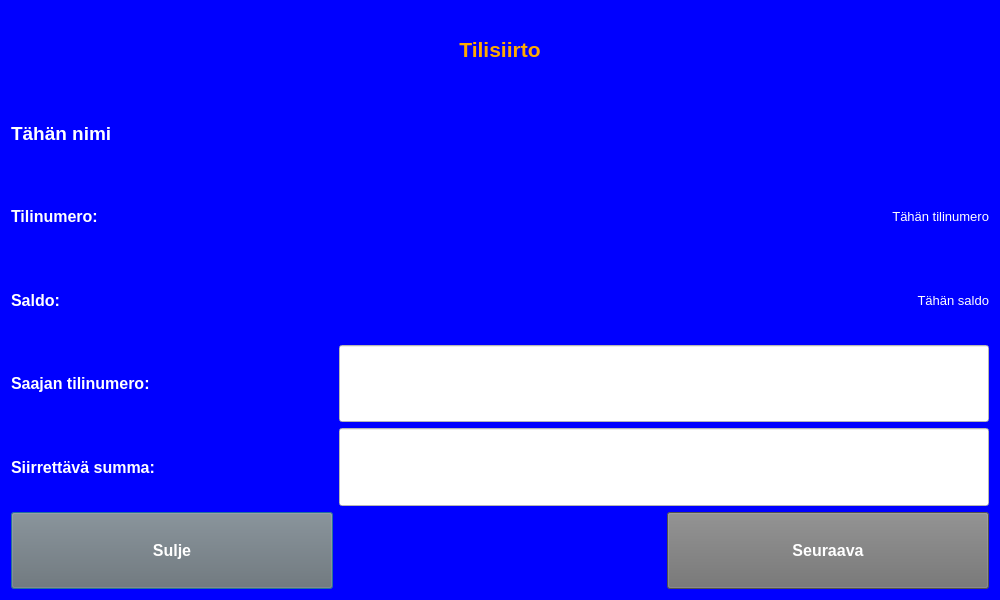
This is BankEXE/transferdialog.ui in Akllu/BankSimul as Qt 5 draws it before an edit. The edited form follows.
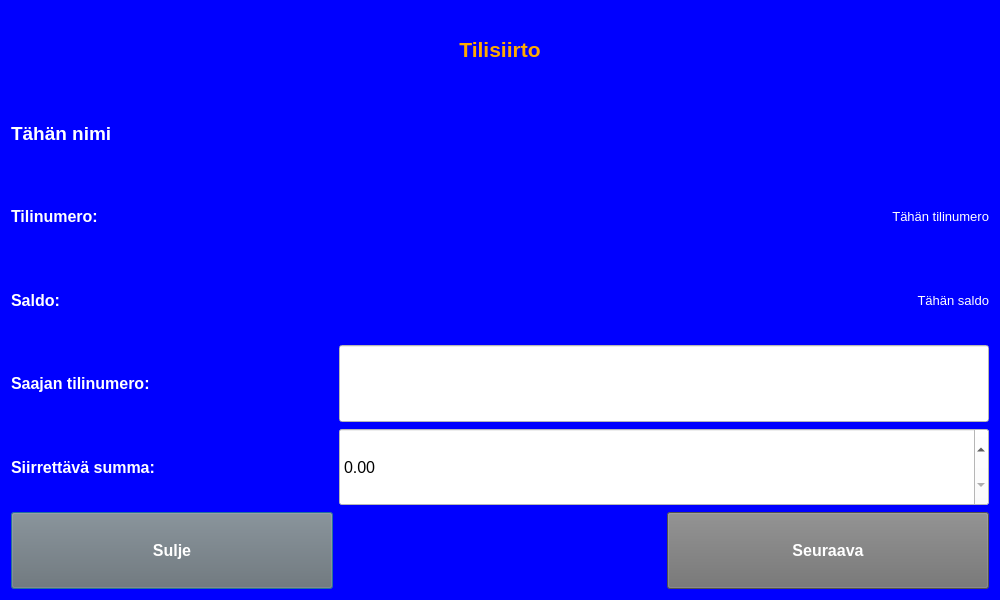
This is the edited form.

Commit message: Lisätty varmistus tilisiirrosta

```diff
--- a/BankEXE/transferdialog.ui
+++ b/BankEXE/transferdialog.ui
@@ -85,25 +85,6 @@
        </property>
       </widget>
      </item>
-     <item row="5" column="1" colspan="2">
-      <widget class="QLineEdit" name="amountLineEdit">
-       <property name="sizePolicy">
-        <sizepolicy hsizetype="Preferred" vsizetype="Preferred">
-         <horstretch>0</horstretch>
-         <verstretch>0</verstretch>
-        </sizepolicy>
-       </property>
-       <property name="font">
-        <font>
-         <pointsize>12</pointsize>
-        </font>
-       </property>
-       <property name="styleSheet">
-        <string notr="true">background-color: rgb(255, 255, 255);
-color: rgb(0, 0, 0);</string>
-       </property>
-      </widget>
-     </item>
      <item row="7" column="0">
       <widget class="QPushButton" name="closeButton">
        <property name="sizePolicy">
@@ -229,6 +210,31 @@
        </property>
       </widget>
      </item>
+     <item row="5" column="1" colspan="2">
+      <widget class="QDoubleSpinBox" name="amountSpinBox">
+       <property name="sizePolicy">
+        <sizepolicy hsizetype="Preferred" vsizetype="Preferred">
+         <horstretch>0</horstretch>
+         <verstretch>0</verstretch>
+        </sizepolicy>
+       </property>
+       <property name="font">
+        <font>
+         <pointsize>12</pointsize>
+        </font>
+       </property>
+       <property name="styleSheet">
+        <string notr="true">background-color: rgb(255, 255, 255);
+color: rgb(0, 0, 0);</string>
+       </property>
+       <property name="maximum">
+        <double>99999999999999.984375000000000</double>
+       </property>
+       <property name="singleStep">
+        <double>1.000000000000000</double>
+       </property>
+      </widget>
+     </item>
     </layout>
    </item>
   </layout>
```
The commit also changes 2 other files.
